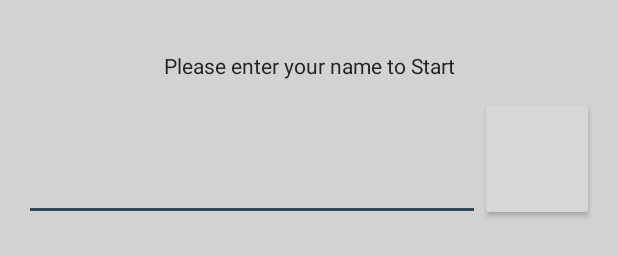
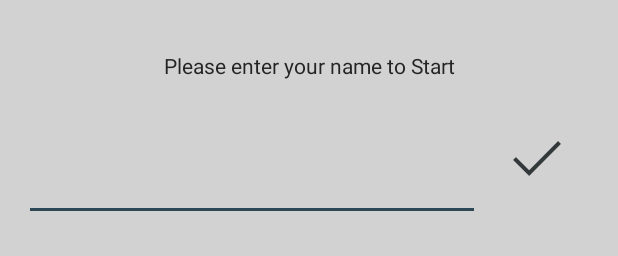
Before and after one commit to LGstudio/MeetMe, an Android app: the layout fragment_welcome.xml on its own in the app's theme, with its tools: preview values and no code run, on a phone screen of 412 x 824 dp. Shown: the part 952-1208 px from the top of the screen. Run offline under Robolectric (Android 15) with nearby library versions, the phone set to English and light mode, and no system bars.

Commit message:
Welcome screen button fixed

```diff
--- a/mobile/src/main/java/cz/vutbr/fit/tam/meetme/MainActivity.java
+++ b/mobile/src/main/java/cz/vutbr/fit/tam/meetme/MainActivity.java
@@ -686,14 +686,14 @@ public class MainActivity extends AppCompatActivity implements ServiceConnection
     public class WelcomeScreen extends Fragment implements View.OnClickListener{
 
         private EditText nameField;
-        private Button button;
+        private ImageButton button;
         private TextView information;
 
         @Override
         public View onCreateView(LayoutInflater inflater, ViewGroup container, Bundle savedInstanceState) {
             View v = inflater.inflate(R.layout.fragment_welcome, container, false);
 
-            button = (Button) v.findViewById(R.id.welcome_ok_button);
+            button = (ImageButton) v.findViewById(R.id.welcome_ok_button);
             button.setOnClickListener(this);
             nameField = (EditText) v.findViewById(R.id.welcome_name_field);
             information = (TextView) v.findViewById(R.id.welcome_information);
--- a/mobile/src/main/res/layout/fragment_welcome.xml
+++ b/mobile/src/main/res/layout/fragment_welcome.xml
@@ -107,11 +107,14 @@
             android:singleLine="true"
             android:maxLength="20"/>
 
-        <Button
+        <ImageButton
             android:id="@+id/welcome_ok_button"
             android:layout_width="0dp"
             android:layout_height="fill_parent"
-            android:layout_weight="0.2"/>
+            android:layout_weight="0.2"
+            android:src="@drawable/ic_ok"
+            android:background="@color/transparent"
+            />
 
     </LinearLayout>
 
```
Also changed, not shown: mobile/src/main/res/drawable-hdpi/ic_ok.png (added), mobile/src/main/res/drawable-mdpi/ic_ok.png (added), mobile/src/main/res/drawable-xhdpi/ic_ok.png (added), mobile/src/main/res/drawable-xxhdpi/ic_ok.png (added).
